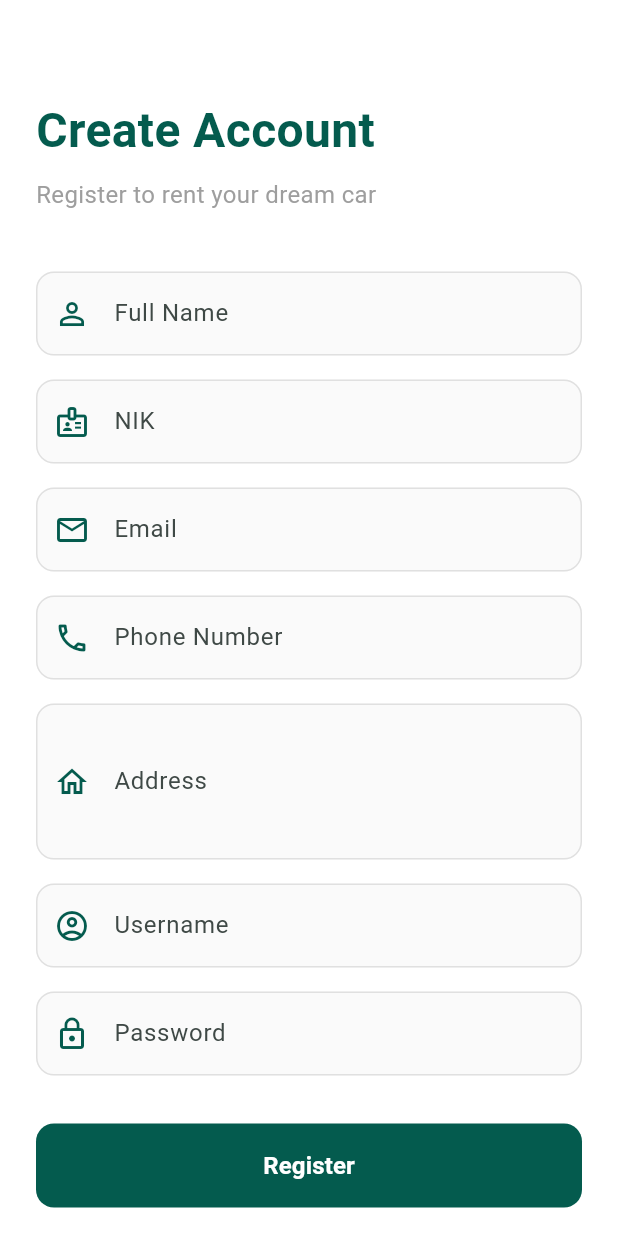
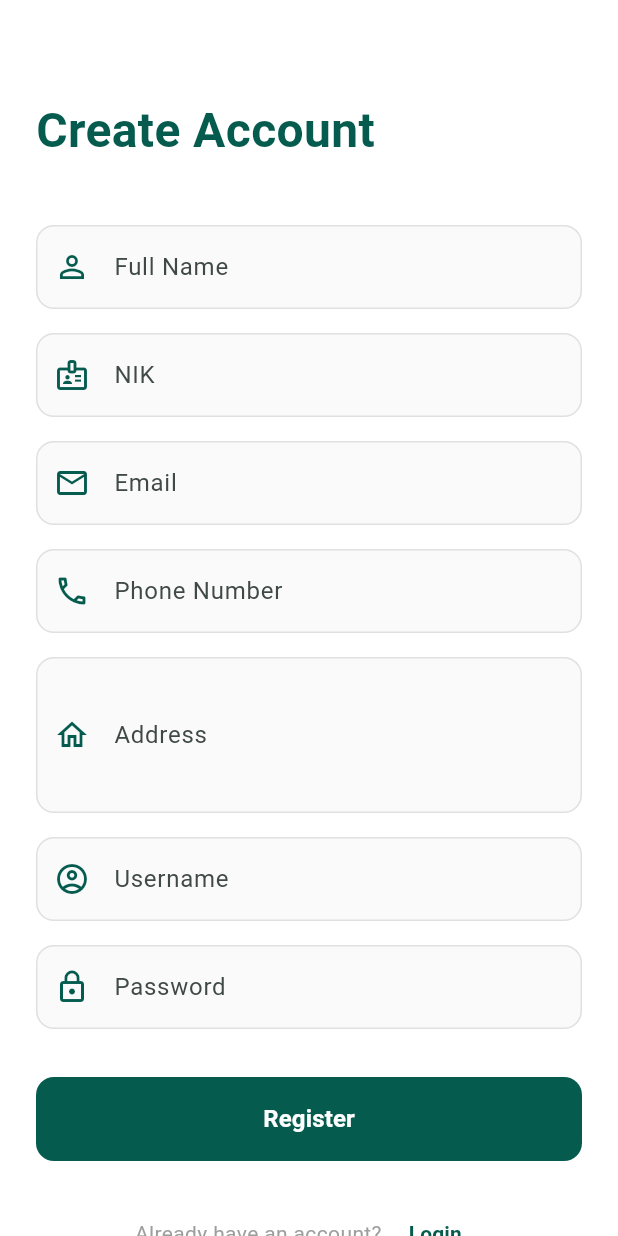
Before and after one commit to daoxie/utspam_c3_5a_0022, a Flutter app: the screen it shows after launch, after a tap on "Login", after a tap on "Register", on a phone screen of 412 x 824 dp. Run offline on Flutter 3.47's test engine with Material 3 defaults, Android fonts, the phone set to English and light mode, and no system bars; our stand-ins replace shared_preferences; accounts and stored records are empty.

Commit message:
simplified text

```diff
--- a/lib/pages/login_page.dart
+++ b/lib/pages/login_page.dart
@@ -77,23 +77,7 @@ class _LoginPageState extends State<LoginPage> {
               child: Column(
                 crossAxisAlignment: CrossAxisAlignment.start,
                 children: [
-                  const SizedBox(height: 60),
-                  Center(
-                    child: Container(
-                      width: 80,
-                      height: 80,
-                      decoration: BoxDecoration(
-                        color: const Color(0xFF045b4e),
-                        borderRadius: BorderRadius.circular(20),
-                      ),
-                      child: const Icon(
-                        Icons.directions_car,
-                        size: 48,
-                        color: Color(0xFFb1e007),
-                      ),
-                    ),
-                  ),
-                  const SizedBox(height: 40),
+                  const SizedBox(height: 170),
                   const Text(
                     'Welcome Back',
                     style: TextStyle(
@@ -101,11 +85,6 @@ class _LoginPageState extends State<LoginPage> {
                       fontWeight: FontWeight.bold,
                       color: Color(0xFF045b4e),
                     ),
-                  ),
-                  const SizedBox(height: 8),
-                  const Text(
-                    'Login to continue your journey',
-                    style: TextStyle(fontSize: 16, color: Colors.grey),
                   ),
                   const SizedBox(height: 48),
                   TextFormField(
--- a/lib/pages/registration_page.dart
+++ b/lib/pages/registration_page.dart
@@ -94,11 +94,6 @@ class _RegistrationPageState extends State<RegistrationPage> {
                       fontWeight: FontWeight.bold,
                       color: Color(0xFF045b4e),
                     ),
-                  ),
-                  const SizedBox(height: 8),
-                  const Text(
-                    'Register to rent your dream car',
-                    style: TextStyle(fontSize: 16, color: Colors.grey),
                   ),
                   const SizedBox(height: 40),
                   _buildTextField(
```
